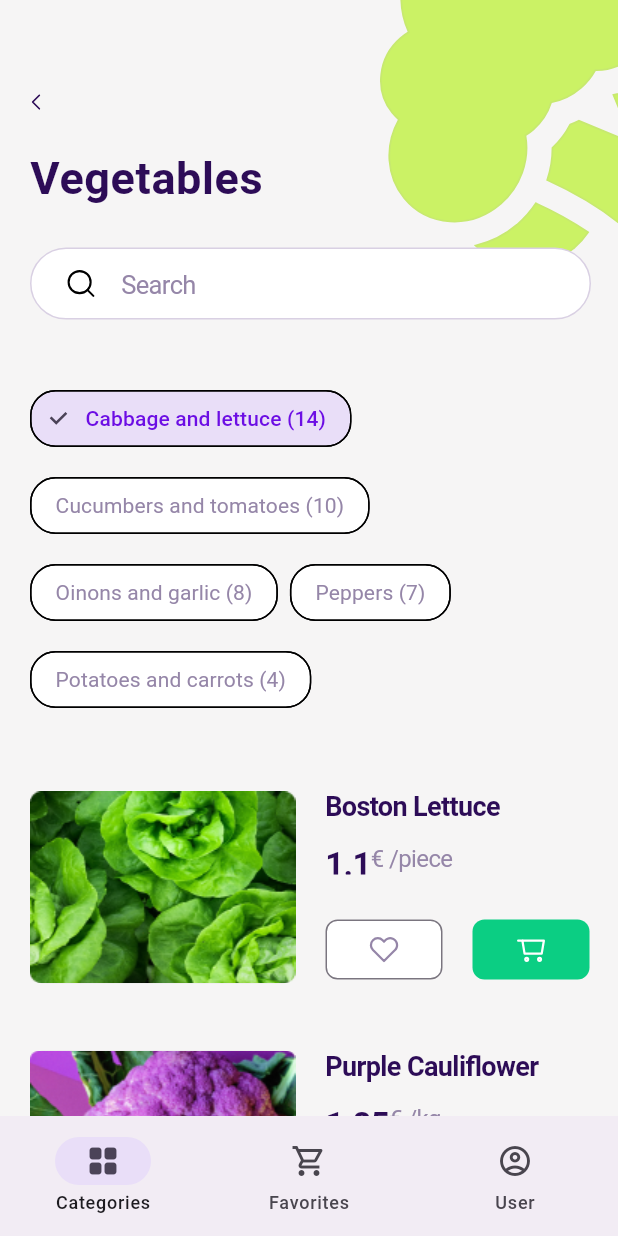
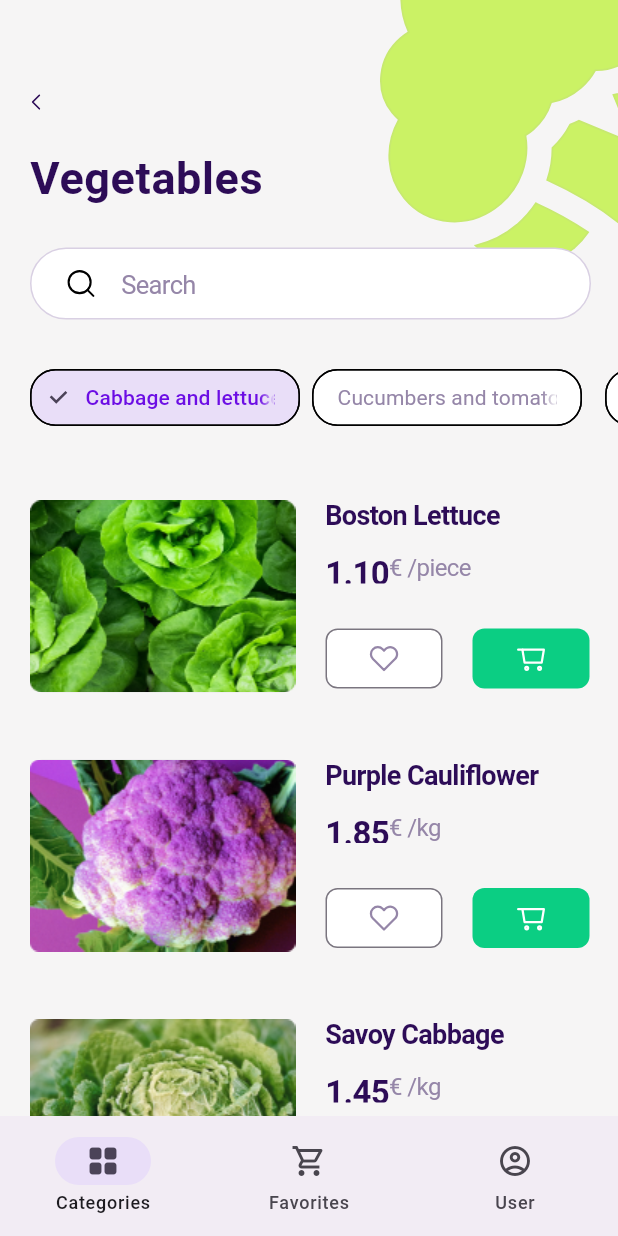
Before and after one commit to assyaIsk/flutter, a Flutter app: the Tabs screen opened by its route, on a phone screen of 412 x 824 dp. Run offline on Flutter 3.47's test engine with Material 3 defaults, Android fonts, the phone set to English and light mode, and no system bars; our stand-ins replace flutter_riverpod, flutter_svg.

Commit message:
some fixes

```diff
--- a/lib/models/categories_model.dart
+++ b/lib/models/categories_model.dart
@@ -1,29 +1,44 @@
 import '../data/category.dart';
 
-var categories = [
-  Category(
-    name: 'Сabbage and lettuce',
-    count: 14,
-    active: true,
+final categories = <Category>[
+  const Category(
+    name: 'Vegetables',
+    count: 43,
+    image: '',
   ),
-  Category(
-    name: 'Сucumbers and tomatoes',
-    count: 10,
-    active: false,
+  const Category(
+    name: 'Fruits',
+    count: 32,
+    image: '',
   ),
-  Category(
-    name: 'Oinons and garlic',
-    count: 8,
-    active: false,
+  const Category(
+    name: 'Bread',
+    count: 22,
+    image: '',
   ),
-  Category(
-    name: 'Peppers',
-    count: 7,
-    active: false,
+  const Category(
+    name: 'Sweets',
+    count: 56,
+    image: '',
   ),
-  Category(
-    name: 'Potatoes and carrots',
-    count: 4,
-    active: false,
+  const Category(
+    name: 'Pasta',
+    count: 43,
+    image: '',
+  ),
+  const Category(
+    name: 'Drinks',
+    count: 43,
+    image: '',
+  ),
+  const Category(
+    name: 'AAAA',
+    count: 43,
+    image: '',
+  ),
+  const Category(
+    name: 'BBBB',
+    count: 43,
+    image: '',
   )
 ];
--- /dev/null
+++ b/lib/models/subcategory_model.dart
@@ -0,0 +1,29 @@
+import '../data/subcategory.dart';
+
+var subcategories = [
+  SubCategory(
+    name: 'Сabbage and lettuce',
+    count: 14,
+    active: true,
+  ),
+  SubCategory(
+    name: 'Сucumbers and tomatoes',
+    count: 10,
+    active: false,
+  ),
+  SubCategory(
+    name: 'Oinons and garlic',
+    count: 8,
+    active: false,
+  ),
+  SubCategory(
+    name: 'Peppers',
+    count: 7,
+    active: false,
+  ),
+  SubCategory(
+    name: 'Potatoes and carrots',
+    count: 4,
+    active: false,
+  )
+];
--- a/lib/screens/vegetables_screen.dart
+++ b/lib/screens/vegetables_screen.dart
@@ -1,6 +1,5 @@
 import 'package:flutter/material.dart';
 import 'package:vegetables/models/vegetable_model.dart';
-import 'package:vegetables/styles/style.dart';
 import 'package:vegetables/widgets/vegetables/category_list.dart';
 import 'package:vegetables/widgets/vegetables/header.dart';
 import 'package:vegetables/widgets/vegetables/vegetable_list.dart';
@@ -10,19 +9,19 @@ class VegetablesScreen extends StatelessWidget {
 
   @override
   Widget build(BuildContext context) {
-    return DecoratedBox(
-      decoration: const BoxDecoration(color: AppStyles.backgroundColor),
-      child: Column(
+    return Column(
       crossAxisAlignment: CrossAxisAlignment.start,
       children: [
         //header
-          const Header(),
+        const Header(
+          screenName: 'Vegetables',
+          isFirstTab: true,
+        ),
         // categories
         const CategoryList(),
         //list of vegetables
         VegetableList(vegetables: vegetables),
       ],
-      ),
     );
   }
 }
--- a/lib/widgets/tabs.dart
+++ b/lib/widgets/tabs.dart
@@ -1,8 +1,10 @@
 import 'package:flutter/material.dart';
 import 'package:flutter_riverpod/flutter_riverpod.dart';
-import 'package:vegetables/providers/favorites_provider.dart';
+import 'package:vegetables/models/vegetable_model.dart';
+import 'package:vegetables/screens/category_screen.dart';
 import 'package:vegetables/screens/favorites_screen.dart';
 import 'package:vegetables/screens/vegetables_screen.dart';
+import 'package:vegetables/styles/style.dart';
 
 class Tabs extends ConsumerStatefulWidget {
   const Tabs({super.key});
@@ -27,14 +29,19 @@ class _Tabs extends ConsumerState<Tabs> {
     Widget activePage = const VegetablesScreen();
 
     if (_selectedPageIndex == 1) {
-      final favoriteVegetales = ref.watch(favoriteVegetablesProvider);
+      final favoriteVegetales = vegetables;
       activePage = FavoritesScreen(
         vegetables: favoriteVegetales,
       );
     }
 
+    if (_selectedPageIndex == 2) {
+      activePage = const CategoryScreen();
+    }
+
     return Scaffold(
       //appBar: AppBar(),
+      backgroundColor: AppStyles.backgroundColor,
       body: activePage,
       bottomNavigationBar: NavigationBar(
         onDestinationSelected: _selectPage,
--- a/lib/widgets/vegetables/category_list.dart
+++ b/lib/widgets/vegetables/category_list.dart
@@ -1,5 +1,5 @@
 import 'package:flutter/material.dart';
-import 'package:vegetables/models/categories_model.dart';
+import 'package:vegetables/models/subcategory_model.dart';
 import 'package:vegetables/styles/style.dart';
 
 class CategoryList extends StatefulWidget {
@@ -12,12 +12,17 @@ class CategoryList extends StatefulWidget {
 class _CategoryListState extends State<CategoryList> {
   @override
   Widget build(BuildContext context) {
-    return Padding(
-      padding: const EdgeInsets.fromLTRB(20, 40, 0, 32),
-      child: Wrap(
-        spacing: 8.0,
-        runSpacing: 10.0,
-        children: categories.map((item) {
+    return SizedBox(
+      height: 100,
+      child: GridView(
+        scrollDirection: Axis.horizontal,
+        padding: const EdgeInsets.all(20),
+        gridDelegate: const SliverGridDelegateWithMaxCrossAxisExtent(
+            childAspectRatio: 1 / 3,
+            crossAxisSpacing: 10,
+            mainAxisSpacing: 8,
+            maxCrossAxisExtent: 100),
+        children: subcategories.map((item) {
           return FilterChip(
               onSelected: (bool value) {
                 setState(() {
--- a/lib/widgets/vegetables/header.dart
+++ b/lib/widgets/vegetables/header.dart
@@ -3,7 +3,9 @@ import 'package:flutter_svg/svg.dart';
 import 'package:vegetables/styles/style.dart';
 
 class Header extends StatelessWidget {
-  const Header({super.key});
+  const Header({super.key, required this.screenName, required this.isFirstTab});
+  final String screenName;
+  final bool isFirstTab;
 
   @override
   Widget build(BuildContext context) {
@@ -22,7 +24,7 @@ class Header extends StatelessWidget {
               ),
             ),
           ),
-          const Positioned(
+          Positioned(
             left: 20,
             top: 97,
             child: Align(
@@ -30,10 +32,11 @@ class Header extends StatelessWidget {
                 width: 158,
                 height: 41,
                 child:
-                    Text('Vegetables', style: AppStyles.detailTitleTextStyle30),
+                    Text(screenName, style: AppStyles.detailTitleTextStyle30),
               ),
             ),
           ),
+          if (isFirstTab)
             Positioned(
               left: 20,
               top: 165,
--- a/lib/widgets/vegetables/vegetable_list.dart
+++ b/lib/widgets/vegetables/vegetable_list.dart
@@ -2,10 +2,8 @@ import 'package:flutter/material.dart';
 import 'package:flutter_riverpod/flutter_riverpod.dart';
 import 'package:flutter_svg/svg.dart';
 import 'package:vegetables/data/vegetables.dart';
-import 'package:vegetables/providers/favorites_provider.dart';
 import 'package:vegetables/screens/vegetable_detail.dart';
 import 'package:vegetables/styles/style.dart';
-import 'dart:developer' as developer;
 
 class VegetableList extends ConsumerWidget {
   const VegetableList({
@@ -16,7 +14,6 @@ class VegetableList extends ConsumerWidget {
 
   @override
   Widget build(BuildContext context, WidgetRef ref) {
-    developer.log("vegetables $vegetables");
     return Expanded(
       child: ListView.builder(
         padding: const EdgeInsets.only(top: 0),
@@ -73,7 +70,7 @@ class VegetableList extends ConsumerWidget {
                         children: [
                           Flexible(
                             child: Text(
-                              vegetables[index].price.toString(),
+                              vegetables[index].price.toStringAsFixed(2),
                               style: AppStyles.detailTextStyle22,
                             ),
                           ),
@@ -102,10 +99,10 @@ class VegetableList extends ConsumerWidget {
                             height: 40,
                             child: OutlinedButton(
                               onPressed: () {
-                                ref
-                                    .read(favoriteVegetablesProvider.notifier)
-                                    .toggleVegetableFavoriteStatus(
-                                        vegetables[index]);
+                                // ref
+                                //     .read(favoriteVegetablesProvider.notifier)
+                                //     .toggleVegetableFavoriteStatus(
+                                //         vegetables[index]);
                               },
                               style: OutlinedButton.styleFrom(
                                 shape: RoundedRectangleBorder(
```
Also changed, not shown: lib/data/category.dart (+6 -2 lines), lib/data/subcategory.dart (added, +7 -0 lines), lib/providers/favorites_provider.dart (deleted, +0 -25 lines), lib/screens/category_screen.dart (added, +32 -0 lines), lib/screens/favorites_screen.dart (+10 -11 lines), lib/screens/vegetable_detail.dart (+3 -4 lines), lib/widgets/category_item.dart (added, +15 -0 lines). Lines whose indentation alone changed are shown as unchanged.
